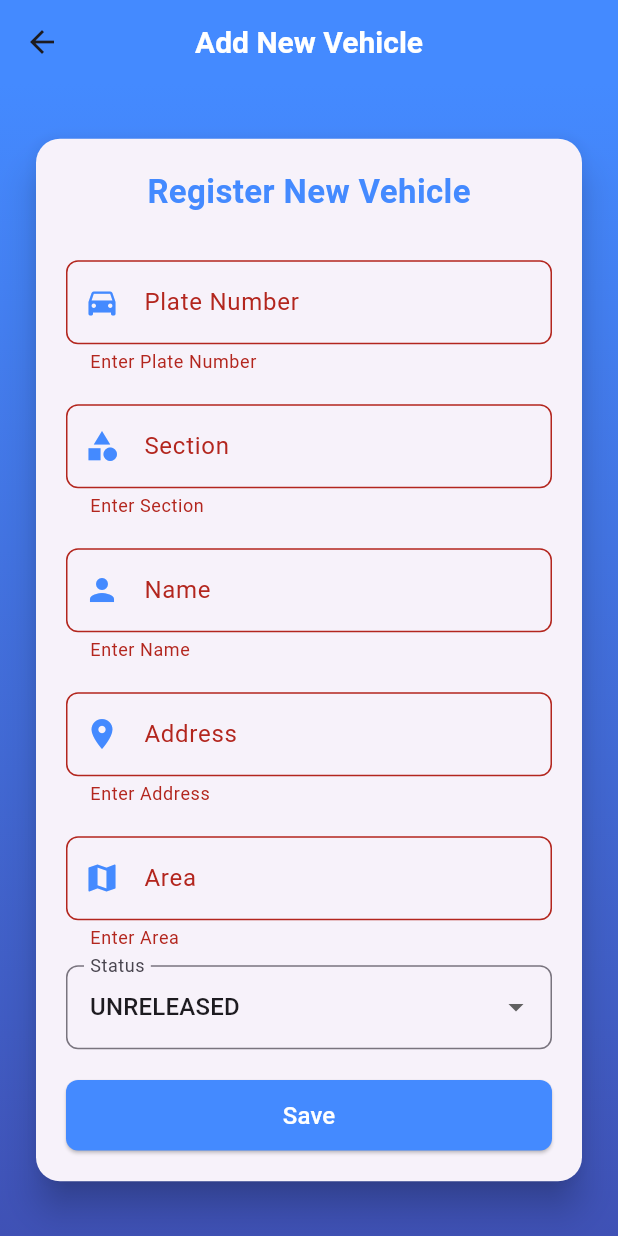
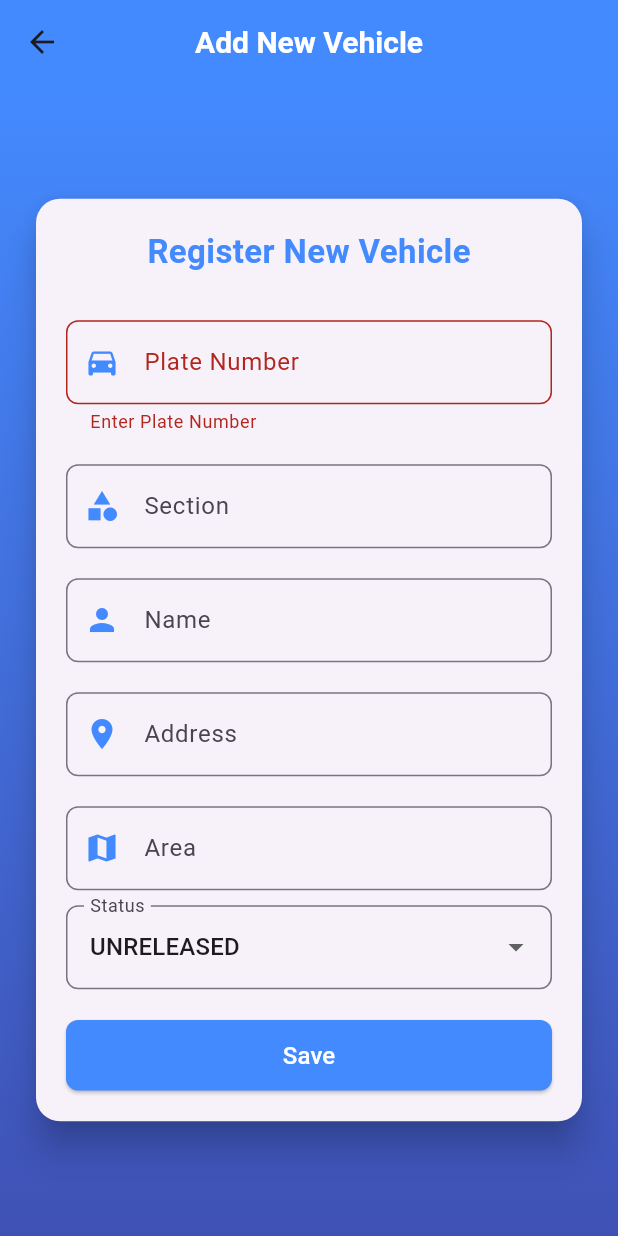
Before and after one commit to ayemGabrielle/personal-bat-do-l-t-o, a Flutter app: the CreateVehicleScreen screen opened directly, after a tap on "Save", on a phone screen of 412 x 824 dp. Run offline on Flutter 3.47's test engine with Material 3 defaults, Android fonts, the phone set to English and light mode, and no system bars; our stand-ins replace connectivity_plus, flutter_secure_storage, jwt_decoder, shared_preferences, sqflite; accounts and stored records are empty.

Commit message:
Validator for plate number

```diff
--- a/lib/screens/CreateVehicleScreen.dart
+++ b/lib/screens/CreateVehicleScreen.dart
@@ -91,7 +91,16 @@ class _CreateVehicleScreenState extends State<CreateVehicleScreen> {
                           ),
                         ),
                         SizedBox(height: 20),
-                        _buildTextField(_plateNumberController, "Plate Number", Icons.directions_car),
+                        _buildTextField(_plateNumberController, "Plate Number", Icons.directions_car, validator: (value) {
+                              if (value == null || value.isEmpty) {
+                                return "Enter Plate Number";
+                              }
+                              if (value.length != 6) {
+                                return "Plate Number must be exactly 6 characters";
+                              }
+                              return null;
+                            },),
+
                         _buildTextField(_sectionController, "Section", Icons.category),
                         _buildTextField(_nameController, "Name", Icons.person),
                         _buildTextField(_addressController, "Address", Icons.location_on),
@@ -139,7 +148,7 @@ class _CreateVehicleScreenState extends State<CreateVehicleScreen> {
     );
   }
 
-  Widget _buildTextField(TextEditingController controller, String label, IconData icon) {
+  Widget _buildTextField(TextEditingController controller, String label, IconData icon, {String? Function(String?)? validator}) {
     return Padding(
       padding: const EdgeInsets.symmetric(vertical: 10),
       child: TextFormField(
@@ -149,7 +158,7 @@ class _CreateVehicleScreenState extends State<CreateVehicleScreen> {
           prefixIcon: Icon(icon, color: Colors.blueAccent),
           border: OutlineInputBorder(borderRadius: BorderRadius.circular(8)),
         ),
-        validator: (value) => value!.isEmpty ? "Enter $label" : null,
+      validator: validator, // Use the passed validator function
       ),
     );
   }
--- a/lib/screens/dashboard_screen.dart
+++ b/lib/screens/dashboard_screen.dart
@@ -147,7 +147,6 @@ void _fetchRecords() async {
       context: context,
       builder: (context) {
         return AlertDialog(
-          backgroundColor: Color(0xFFE8F0FE),
           title: Center(
             child: Text("Vehicle Details", style: TextStyle(fontWeight: FontWeight.bold, fontSize: 18)),
           ),
```
Also changed, not shown: lib/role_guard.dart (deleted, +0 -30 lines), lib/screens/EditVehicleScreen.dart (+11 -3 lines), lib/screens/unauthorized_page.dart (deleted, +0 -23 lines), lib/providers/vehicle_provider.dart (deleted), lib/screens/vehicle_details.dart (deleted), lib/utils/constants.dart (deleted), lib/utils/helpers.dart (deleted).
